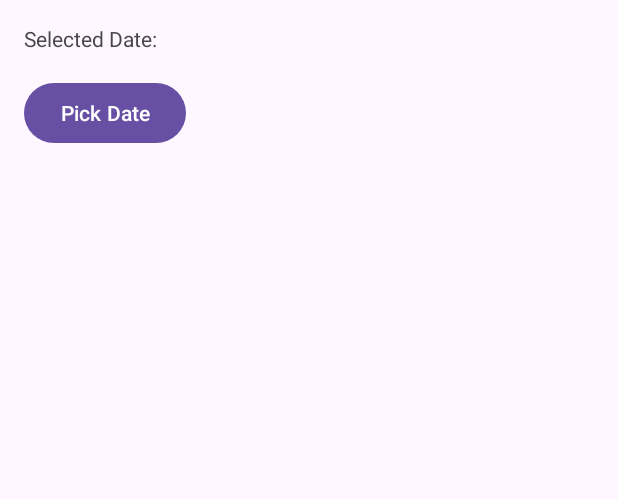
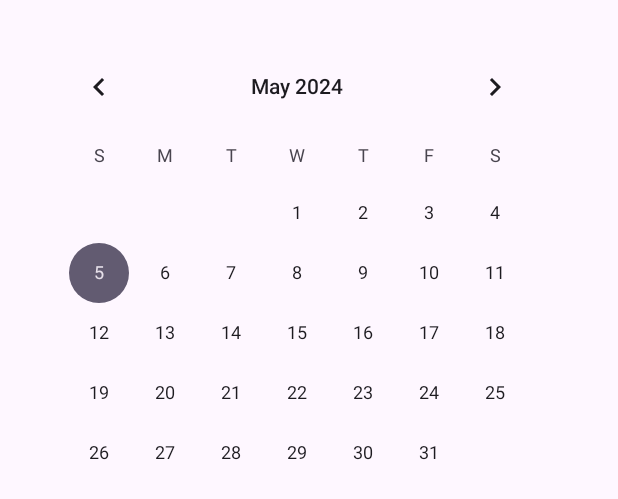
Before and after one commit to SaraSallah/Date-Picker, an Android app: the layout activity_main.xml on its own in the app's theme, with its tools: preview values and no code run, on a phone screen of 412 x 824 dp. Shown: the top 499 px of the screen. Run offline under Robolectric (Android 15) with nearby library versions, the phone set to English and light mode, and no system bars.

Commit message:
add calender view

```diff
--- a/app/src/main/java/com/example/datepicker/MainActivity.kt
+++ b/app/src/main/java/com/example/datepicker/MainActivity.kt
@@ -5,6 +5,7 @@ import android.icu.util.Calendar
 import android.os.Bundle
 import android.widget.Button
 import android.widget.TextView
+import android.widget.Toast
 import androidx.activity.enableEdgeToEdge
 import androidx.appcompat.app.AppCompatActivity
 import androidx.core.view.ViewCompat
@@ -19,14 +20,19 @@ class MainActivity : AppCompatActivity() {
         super.onCreate(savedInstanceState)
         binding = ActivityMainBinding.inflate(layoutInflater)
         setContentView(binding.root)
-
-        textViewDate = binding.textViewDate
-        buttonPickDate = binding.buttonPickDate
-
-        buttonPickDate.setOnClickListener {
-            showDatePicker()
+//
+//        textViewDate = binding.textViewDate
+//        buttonPickDate = binding.buttonPickDate
+//
+//        buttonPickDate.setOnClickListener {
+//            showDatePicker()
+//        }
+        binding.calendarView.setOnDateChangeListener { view, year, month, dayOfMonth ->
+            val selectedDate = "$dayOfMonth/${month + 1}/$year"
+            Toast.makeText(this, "Selected date: $selectedDate", Toast.LENGTH_SHORT).show()
         }
     }
+
     private fun showDatePicker() {
         val calendar = Calendar.getInstance()
         val year = calendar.get(Calendar.YEAR)
--- a/app/src/main/res/layout/activity_main.xml
+++ b/app/src/main/res/layout/activity_main.xml
@@ -6,28 +6,40 @@
     android:layout_width="match_parent"
     android:layout_height="match_parent"
     tools:context=".MainActivity">
-    <LinearLayout
-        xmlns:android="http://schemas.android.com/apk/res/android"
+<!--    <LinearLayout-->
+<!--        xmlns:android="http://schemas.android.com/apk/res/android"-->
+<!--        android:layout_width="match_parent"-->
+<!--        android:layout_height="match_parent"-->
+<!--        android:orientation="vertical">-->
+
+<!--        <TextView-->
+<!--            android:id="@+id/textViewDate"-->
+<!--            android:layout_width="wrap_content"-->
+<!--            android:layout_height="wrap_content"-->
+<!--            android:text="Selected Date: "-->
+<!--            android:layout_marginTop="16dp"-->
+<!--            android:layout_marginStart="16dp"/>-->
+
+<!--        <Button-->
+<!--            android:id="@+id/buttonPickDate"-->
+<!--            android:layout_width="wrap_content"-->
+<!--            android:layout_height="wrap_content"-->
+<!--            android:text="Pick Date"-->
+<!--            android:layout_marginTop="16dp"-->
+<!--            android:layout_marginStart="16dp"/>-->
+
+<!--    </LinearLayout>-->
+    <RelativeLayout xmlns:android="http://schemas.android.com/apk/res/android"
         android:layout_width="match_parent"
-        android:layout_height="match_parent"
-        android:orientation="vertical">
+        android:layout_height="match_parent">
 
-        <TextView
-            android:id="@+id/textViewDate"
-            android:layout_width="wrap_content"
+        <CalendarView
+            android:id="@+id/calendarView"
+            android:layout_width="match_parent"
             android:layout_height="wrap_content"
-            android:text="Selected Date: "
-            android:layout_marginTop="16dp"
-            android:layout_marginStart="16dp"/>
+            android:layout_margin="16dp"
+            android:padding="8dp" />
 
-        <Button
-            android:id="@+id/buttonPickDate"
-            android:layout_width="wrap_content"
-            android:layout_height="wrap_content"
-            android:text="Pick Date"
-            android:layout_marginTop="16dp"
-            android:layout_marginStart="16dp"/>
-
-    </LinearLayout>
+    </RelativeLayout>
 
 </androidx.constraintlayout.widget.ConstraintLayout>
```
